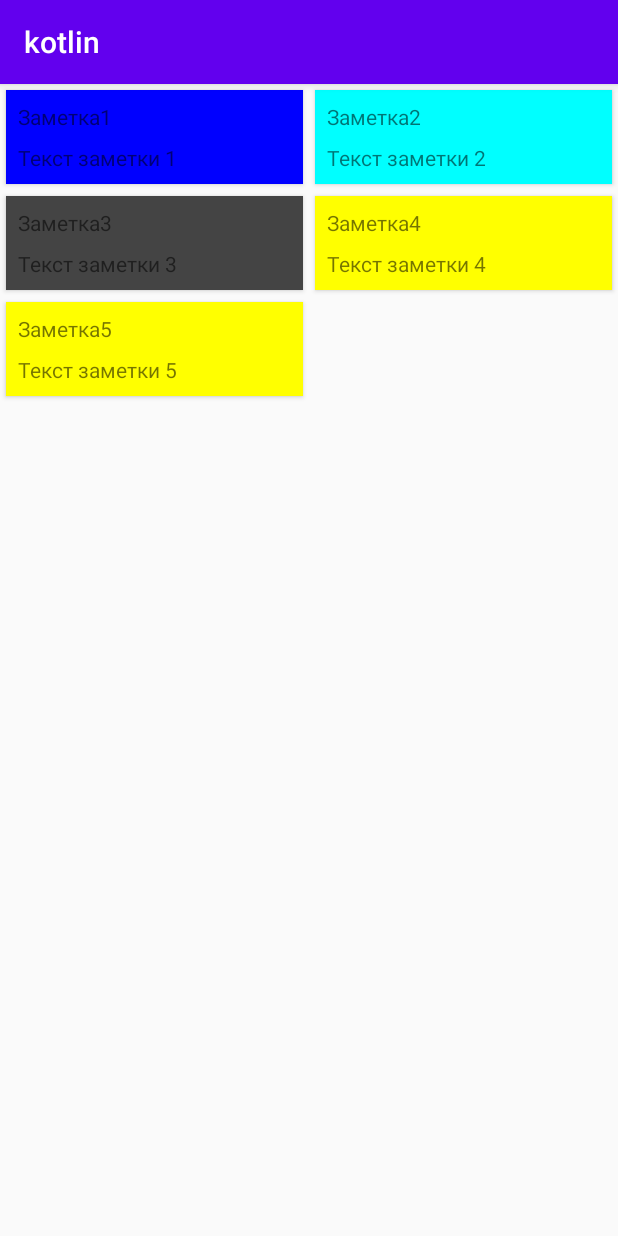
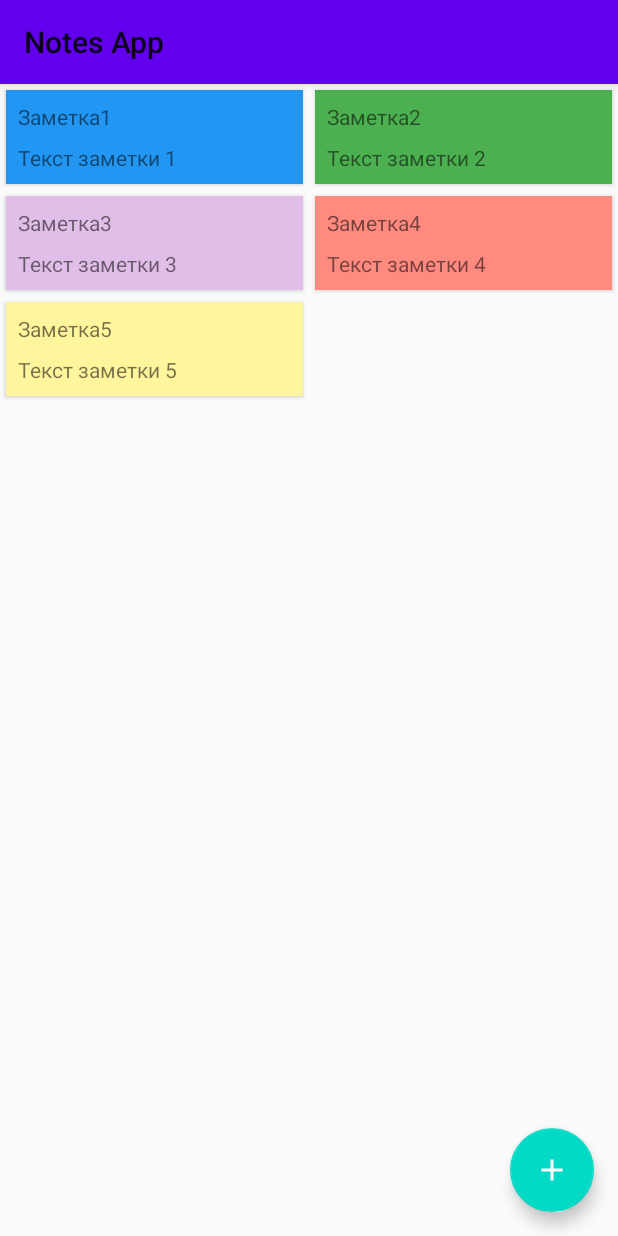
Before and after one commit to kazantsevdv/kotlin, an Android app: the screen it shows after launch (MainActivity), on a phone screen of 412 x 824 dp. Run offline under Robolectric (Android 15) with nearby library versions, the phone set to English and light mode, and no system bars.

Commit message:
задание к уроку 3

```diff
--- a/app/src/main/AndroidManifest.xml
+++ b/app/src/main/AndroidManifest.xml
@@ -10,13 +10,14 @@
         android:supportsRtl="true"
         android:fullBackupContent="@xml/backup_descriptor"
         android:theme="@style/AppTheme">
-        <activity android:name=".ui.MainActivity">
+        <activity android:name=".ui.main.MainActivity">
             <intent-filter>
                 <action android:name="android.intent.action.MAIN" />
 
                 <category android:name="android.intent.category.LAUNCHER" />
             </intent-filter>
         </activity>
+        <activity android:name=".ui.note.NoteActivity" />
     </application>
 
 </manifest>
--- a/app/src/main/java/com/example/kotlin/data/entity/Note.kt
+++ b/app/src/main/java/com/example/kotlin/data/entity/Note.kt
@@ -1,5 +1,44 @@
 package com.example.kotlin.data.entity
 
-import android.graphics.Color
 
-data class Note(val title: String, val text: String, val color: Int = Color.YELLOW)
+import android.os.Parcelable
+import kotlinx.android.parcel.Parcelize
+import java.util.*
+
+@Parcelize
+data class Note(
+    val id: String,
+    val title: String,
+    val text: String,
+    val color: Color = Color.YELLOW,
+    val lastChanged: Date = Date()
+) : Parcelable {
+    override fun equals(other: Any?): Boolean {
+        if (this === other) return true
+        if (javaClass != other?.javaClass) return false
+
+        other as Note
+
+        if (id != other.id) return false
+
+        return true
+    }
+
+    override fun hashCode(): Int {
+        var result = id.hashCode()
+        result = 31 * result + title.hashCode()
+        result = 31 * result + text.hashCode()
+        result = 31 * result + color.hashCode()
+        result = 31 * result + lastChanged.hashCode()
+        return result
+    }
+
+    enum class Color {
+        WHITE,
+        YELLOW,
+        GREEN,
+        BLUE,
+        RED,
+        VIOLET
+    }
+}
--- a/app/src/main/java/com/example/kotlin/data/entity/Repository.kt
+++ b/app/src/main/java/com/example/kotlin/data/entity/Repository.kt
@@ -1,13 +1,39 @@
 package com.example.kotlin.data.entity
 
-import android.graphics.Color
+import androidx.lifecycle.LiveData
+import androidx.lifecycle.MutableLiveData
+import java.util.*
 
 object Repository {
-    val notes: List<Note> = listOf(
-        Note("Заметка1", "Текст заметки 1", Color.BLUE),
-        Note("Заметка2", "Текст заметки 2", Color.CYAN),
-        Note("Заметка3", "Текст заметки 3", Color.DKGRAY),
-        Note("Заметка4", "Текст заметки 4"),
-        Note("Заметка5", "Текст заметки 5")
+    private val notesLive = MutableLiveData<List<Note>>()
+    val notes = mutableListOf(
+        Note(UUID.randomUUID().toString(), "Заметка1", "Текст заметки 1", Note.Color.BLUE),
+        Note(UUID.randomUUID().toString(), "Заметка2", "Текст заметки 2", Note.Color.GREEN),
+        Note(UUID.randomUUID().toString(), "Заметка3", "Текст заметки 3", Note.Color.VIOLET),
+        Note(UUID.randomUUID().toString(), "Заметка4", "Текст заметки 4", Note.Color.RED),
+        Note(UUID.randomUUID().toString(), "Заметка5", "Текст заметки 5")
     )
+
+    init {
+        notesLive.value = notes
+    }
+
+    fun getNotes(): LiveData<List<Note>> {
+        return notesLive
+    }
+
+    fun saveNote(note: Note) {
+        addOrReplace(note)
+        notesLive.value = notes
+    }
+
+    private fun addOrReplace(note: Note) {
+        for (i in notes.indices) {
+            if (notes[i] == note) {
+                notes[i] = note
+                return
+            }
+        }
+        notes.add(note)
+    }
 }
--- a/app/src/main/java/com/example/kotlin/ui/MainViewState.kt
+++ /dev/null
@@ -1,5 +0,0 @@
-package com.example.kotlin.ui
-
-import com.example.kotlin.data.entity.Note
-
-class MainViewState(val notes: List<Note>)
--- a/app/src/main/java/com/example/kotlin/ui/MainActivity.kt
+++ b/app/src/main/java/com/example/kotlin/ui/main/MainActivity.kt
@@ -1,25 +1,29 @@
-package com.example.kotlin.ui
+package com.example.kotlin.ui.main
 
 import android.os.Bundle
 import androidx.appcompat.app.AppCompatActivity
 import androidx.lifecycle.ViewModelProvider
 import androidx.recyclerview.widget.GridLayoutManager
 import com.example.kotlin.R
+import com.example.kotlin.ui.note.NoteActivity
 import kotlinx.android.synthetic.main.activity_main.*
 
 class MainActivity : AppCompatActivity() {
     lateinit var viewModel: MainViewModel
-    private var notesAdapter: NotesAdapter = NotesAdapter()
+    private lateinit var notesAdapter: NotesAdapter
     override fun onCreate(savedInstanceState: Bundle?) {
         super.onCreate(savedInstanceState)
         setContentView(R.layout.activity_main)
-
+        setSupportActionBar(toolbar)
+        notesAdapter = NotesAdapter { NoteActivity.start(this, it) }
         viewModel = ViewModelProvider(this).get(MainViewModel::class.java)
         rv_notes.apply {
             layoutManager = GridLayoutManager(this@MainActivity, 2)
             adapter = notesAdapter
         }
+        fab.setOnClickListener { NoteActivity.start(this) }
         viewModel.viewState().observe(this, { notesAdapter.notes = it.notes })
+
     }
 
 }
--- a/app/src/main/java/com/example/kotlin/ui/MainViewModel.kt
+++ b/app/src/main/java/com/example/kotlin/ui/main/MainViewModel.kt
@@ -1,4 +1,4 @@
-package com.example.kotlin.ui
+package com.example.kotlin.ui.main
 
 
 import androidx.lifecycle.LiveData
@@ -12,7 +12,13 @@ class MainViewModel : ViewModel() {
     private val viewStateLiveData: MutableLiveData<MainViewState> = MutableLiveData()
 
     init {
-        viewStateLiveData.value = MainViewState(Repository.notes)
+        Repository.getNotes().observeForever { notes ->
+            notes?.let {
+                viewStateLiveData.value =
+                    viewStateLiveData.value?.copy(notes = notes) ?: MainViewState(notes)
+            }
+
+        }
     }
 
     fun viewState(): LiveData<MainViewState> = viewStateLiveData
--- /dev/null
+++ b/app/src/main/java/com/example/kotlin/ui/main/MainViewState.kt
@@ -0,0 +1,5 @@
+package com.example.kotlin.ui.main
+
+import com.example.kotlin.data.entity.Note
+
+data class MainViewState(val notes: List<Note>)
--- a/app/src/main/java/com/example/kotlin/ui/NotesAdapter.kt
+++ b/app/src/main/java/com/example/kotlin/ui/main/NotesAdapter.kt
@@ -1,14 +1,17 @@
-package com.example.kotlin.ui
+package com.example.kotlin.ui.main
 
 import android.view.LayoutInflater
 import android.view.View
 import android.view.ViewGroup
+import androidx.core.content.ContextCompat
 import androidx.recyclerview.widget.RecyclerView
 import com.example.kotlin.R
 import com.example.kotlin.data.entity.Note
+
 import kotlinx.android.synthetic.main.item.view.*
 
-class NotesAdapter : RecyclerView.Adapter<NotesAdapter.ViewHolder>() {
+class NotesAdapter(val onItemClick: ((Note) -> Unit)? = null) :
+    RecyclerView.Adapter<NotesAdapter.ViewHolder>() {
     var notes: List<Note> = listOf()
         set(value) {
             field = value
@@ -34,12 +37,23 @@ class NotesAdapter : RecyclerView.Adapter<NotesAdapter.ViewHolder>() {
         return notes.size
     }
 
-    class ViewHolder(itemView: View) : RecyclerView.ViewHolder(itemView) {
+    inner class ViewHolder(itemView: View) : RecyclerView.ViewHolder(itemView) {
         fun bind(note: Note) = with(itemView) {
             tv_title.text = note.title
             tv_text.text = note.text
-            setBackgroundColor(note.color)
+            val color = when (note.color) {
+                Note.Color.WHITE -> R.color.white
+                Note.Color.YELLOW -> R.color.yellow
+                Note.Color.GREEN -> R.color.green
+                Note.Color.BLUE -> R.color.blue
+                Note.Color.RED -> R.color.red
+                Note.Color.VIOLET -> R.color.violet
+            }
 
+            setBackgroundColor(ContextCompat.getColor(itemView.context, color))
+            itemView.setOnClickListener {
+                onItemClick?.invoke(note)
+            }
         }
     }
 }
--- /dev/null
+++ b/app/src/main/res/drawable/ic_add_24dp.xml
@@ -0,0 +1,10 @@
+<vector xmlns:android="http://schemas.android.com/apk/res/android"
+    android:width="24dp"
+    android:height="24dp"
+    android:tint="#FFFFFF"
+    android:viewportWidth="24"
+    android:viewportHeight="24">
+    <path
+        android:fillColor="@android:color/white"
+        android:pathData="M19,13h-6v6h-2v-6H5v-2h6V5h2v6h6v2z" />
+</vector>
--- a/app/src/main/res/layout/activity_main.xml
+++ b/app/src/main/res/layout/activity_main.xml
@@ -1,13 +1,40 @@
-<?xml version="1.0" encoding="utf-8"?>
-<LinearLayout xmlns:android="http://schemas.android.com/apk/res/android"
+<androidx.coordinatorlayout.widget.CoordinatorLayout xmlns:android="http://schemas.android.com/apk/res/android"
+    xmlns:app="http://schemas.android.com/apk/res-auto"
     xmlns:tools="http://schemas.android.com/tools"
     android:layout_width="match_parent"
     android:layout_height="match_parent"
-    android:orientation="vertical"
-    tools:context=".ui.MainActivity">
+    android:fitsSystemWindows="true">
+
+    <com.google.android.material.appbar.AppBarLayout
+        android:id="@+id/appbar"
+        android:layout_width="match_parent"
+        android:layout_height="wrap_content">
+
+        <androidx.appcompat.widget.Toolbar
+            android:id="@+id/toolbar"
+            android:layout_width="match_parent"
+            android:layout_height="wrap_content"
+            app:layout_scrollFlags="scroll|enterAlways"
+            app:title="Notes App" />
+
+    </com.google.android.material.appbar.AppBarLayout>
 
     <androidx.recyclerview.widget.RecyclerView
         android:id="@+id/rv_notes"
         android:layout_width="match_parent"
-        android:layout_height="match_parent" />
-</LinearLayout>
+        android:layout_height="match_parent"
+        app:layout_behavior="@string/appbar_scrolling_view_behavior"
+        tools:listitem="@layout/item" />
+
+    <com.google.android.material.floatingactionbutton.FloatingActionButton
+        android:id="@+id/fab"
+        android:layout_width="wrap_content"
+        android:layout_height="wrap_content"
+        android:layout_marginEnd="16dp"
+        android:layout_marginBottom="16dp"
+        android:src="@drawable/ic_add_24dp"
+        app:fabSize="normal"
+        app:layout_anchor="@id/rv_notes"
+        app:layout_anchorGravity="bottom|end" />
+
+</androidx.coordinatorlayout.widget.CoordinatorLayout>
--- a/app/src/main/res/values/colors.xml
+++ b/app/src/main/res/values/colors.xml
@@ -3,4 +3,11 @@
     <color name="colorPrimary">#6200EE</color>
     <color name="colorPrimaryDark">#3700B3</color>
     <color name="colorAccent">#03DAC5</color>
+    <color name="white">#F5F5F5</color>
+    <color name="yellow">#FFF59D</color>
+    <color name="green">#4CAF50</color>
+    <color name="blue">#2196F3</color>
+    <color name="red">#ff8a80</color>
+    <color name="violet">#e1bee7</color>
+    <color name="pink">#f8bbd0</color>
 </resources>
--- a/app/src/main/res/values/strings.xml
+++ b/app/src/main/res/values/strings.xml
@@ -1,3 +1,6 @@
 <resources>
     <string name="app_name">kotlin</string>
+    <string name="hider">Заголовок</string>
+    <string name="hint_text">Текст заметки</string>
+    <string name="new_note_title">Новая заметка</string>
 </resources>
--- a/app/src/main/res/values/styles.xml
+++ b/app/src/main/res/values/styles.xml
@@ -5,6 +5,8 @@
         <item name="colorPrimary">@color/colorPrimary</item>
         <item name="colorPrimaryDark">@color/colorPrimaryDark</item>
         <item name="colorAccent">@color/colorAccent</item>
+        <item name="windowActionBar">false</item>
+        <item name="windowNoTitle">true</item>
     </style>
 
 </resources>
```
Also changed, not shown: app/build.gradle (+12 -1 lines), app/src/main/java/com/example/kotlin/ui/note/NoteActivity.kt (added, +113 -0 lines), app/src/main/java/com/example/kotlin/ui/note/NoteViewModel.kt (added, +21 -0 lines), app/src/main/res/layout/activity_note.xml (added, +53 -0 lines).
